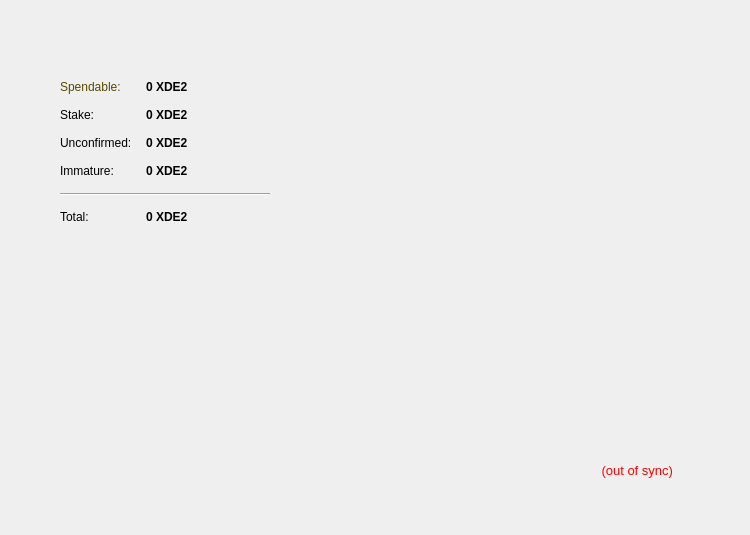
Qt form src/qt/forms/overviewpage.ui (I-n-d-e-r/XDE-2New) before a commit.
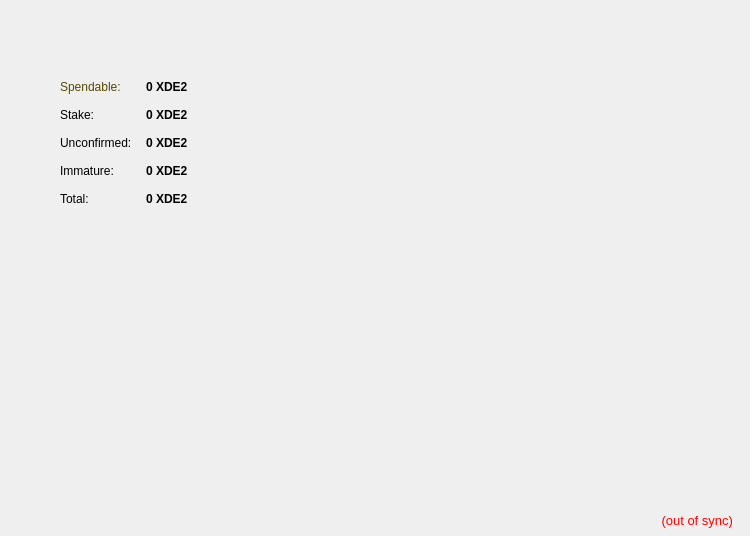
The same form after that commit.

```diff
--- a/src/qt/forms/overviewpage.ui
+++ b/src/qt/forms/overviewpage.ui
@@ -7,7 +7,7 @@
     <x>0</x>
     <y>0</y>
     <width>750</width>
-    <height>535</height>
+    <height>536</height>
    </rect>
   </property>
   <property name="windowTitle">
@@ -22,7 +22,7 @@
     <rect>
      <x>60</x>
      <y>80</y>
-     <width>252</width>
+     <width>251</width>
      <height>151</height>
     </rect>
    </property>
@@ -246,42 +246,14 @@
       </property>
      </widget>
     </item>
-    <item row="4" column="0" colspan="2">
-     <widget class="Line" name="line">
-      <property name="enabled">
-       <bool>true</bool>
-      </property>
-      <property name="sizePolicy">
-       <sizepolicy hsizetype="Fixed" vsizetype="Fixed">
-        <horstretch>0</horstretch>
-        <verstretch>0</verstretch>
-       </sizepolicy>
-      </property>
-      <property name="minimumSize">
-       <size>
-        <width>210</width>
-        <height>4</height>
-       </size>
-      </property>
-      <property name="maximumSize">
-       <size>
-        <width>300</width>
-        <height>4</height>
-       </size>
-      </property>
-      <property name="orientation">
-       <enum>Qt::Horizontal</enum>
-      </property>
-     </widget>
-    </item>
-    <item row="5" column="0">
+    <item row="4" column="0">
      <widget class="QLabel" name="labelTotalText">
       <property name="text">
        <string>Total:</string>
       </property>
      </widget>
     </item>
-    <item row="5" column="1">
+    <item row="4" column="1">
      <widget class="QLabel" name="labelTotal">
       <property name="font">
        <font>
@@ -308,8 +280,8 @@
   <widget class="QListView" name="listTransactions">
    <property name="geometry">
     <rect>
-     <x>349</x>
-     <y>70</y>
+     <x>350</x>
+     <y>100</y>
      <width>321</width>
      <height>381</height>
     </rect>
@@ -514,7 +486,7 @@
      <x>0</x>
      <y>0</y>
      <width>757</width>
-     <height>535</height>
+     <height>601</height>
     </rect>
    </property>
    <property name="palette">
@@ -618,8 +590,8 @@
   <widget class="QWidget" name="verticalLayoutWidget">
    <property name="geometry">
     <rect>
-     <x>470</x>
-     <y>510</y>
+     <x>460</x>
+     <y>480</y>
      <width>281</width>
      <height>23</height>
     </rect>
@@ -633,8 +605,8 @@
   <widget class="QLabel" name="labelWalletStatus">
    <property name="geometry">
     <rect>
-     <x>460</x>
-     <y>460</y>
+     <x>520</x>
+     <y>510</y>
      <width>221</width>
      <height>21</height>
     </rect>
```
